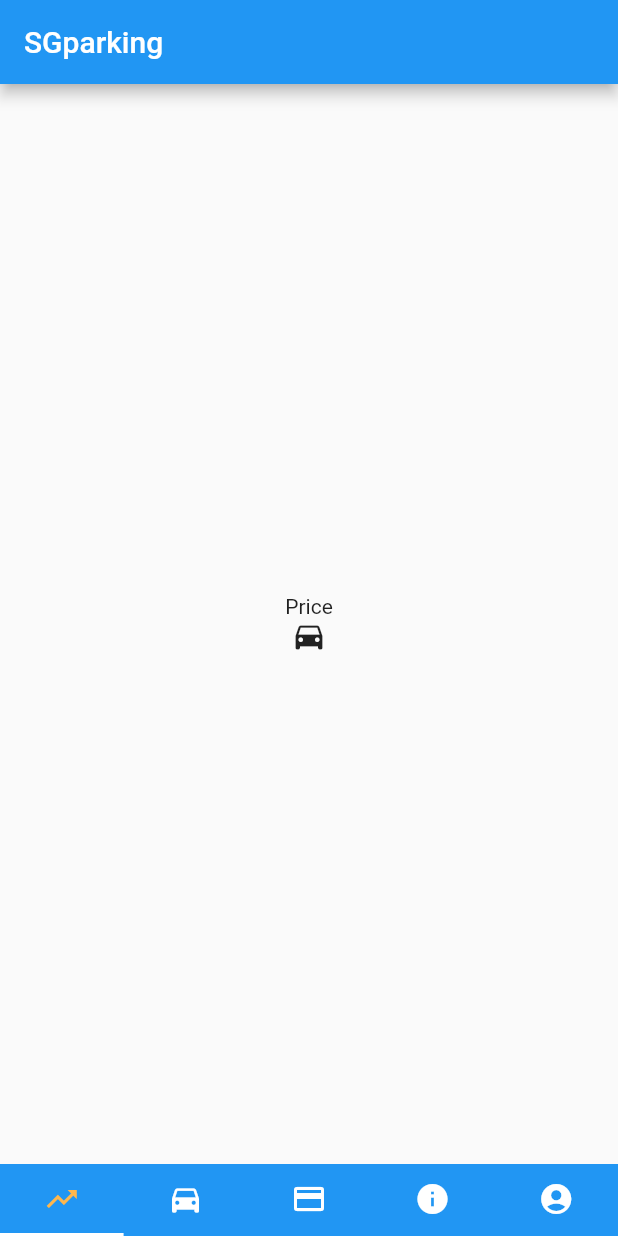
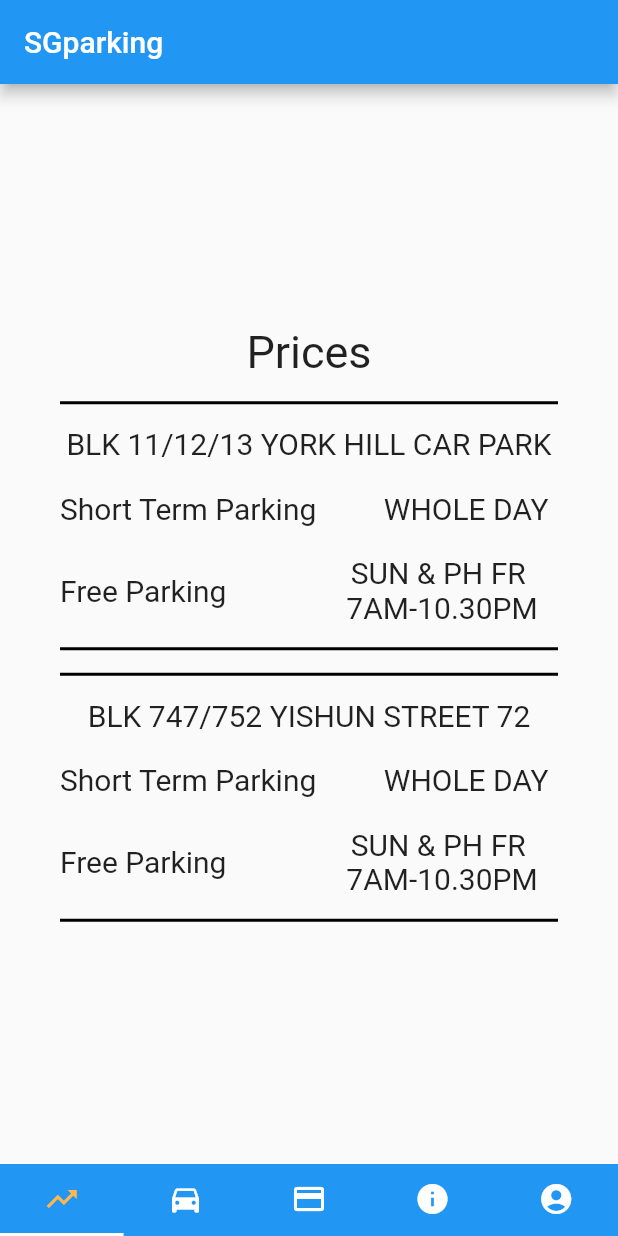
Before and after one commit to DarrionOWZ/Flutter-Project, a Flutter app: the screen it shows after launch, after a tap on "Submit", on a phone screen of 412 x 824 dp. Run offline on Flutter 3.47's test engine with Material 2 defaults, Android fonts, the phone set to English and light mode, and no system bars; our stand-ins replace flutter_html, geolocator; missing offline and left inert: onemapsg; network calls fail.

Commit message:
Initial Commit

```diff
--- a/lib/CarPark.dart
+++ b/lib/CarPark.dart
@@ -1,9 +1,10 @@
 import 'package:flutter/material.dart';
 import 'package:flutter_html/flutter_html.dart';
 import 'package:geolocator/geolocator.dart';
+import 'package:onemapsg/onemapsg.dart';
 
 class CarPark extends StatelessWidget {
-  Position CurrentPosition;
+  Position currentPosition;
 
   @override
   Widget build(BuildContext context) {
@@ -12,7 +13,7 @@ class CarPark extends StatelessWidget {
         mainAxisAlignment: MainAxisAlignment.center,
         children: <Widget>[
           new Image.network(
-              'https://developers.onemap.sg/commonapi/staticmap/getStaticImage?layerchosen=default&lat=${CurrentPosition.latitude}&lng=${CurrentPosition.longitude}&zoom=16&height=512&width=512&polygons=&lines=&points=&color=&fillColor='),
+              'https://developers.onemap.sg/commonapi/staticmap/getStaticImage?layerchosen=default&lat=1.28666009534058&lng=103.837643678463&zoom=16&height=512&width=512&polygons=&lines=&points=&color=&fillColor='),
         ],
       ),
     );
--- a/lib/Price.dart
+++ b/lib/Price.dart
@@ -5,13 +5,108 @@ class Price extends StatelessWidget {
   @override
   Widget build(BuildContext context) {
     return Container(
+      padding: EdgeInsets.all(40.0),
       child: new Column(
         mainAxisAlignment: MainAxisAlignment.center,
         children: <Widget>[
-          new Text(
-            'Price',
+          Text(
+            'Prices',
+            style: TextStyle(fontSize: 30.0),
           ),
-          Icon(Icons.directions_car),
+          SizedBox(height: 15.0),
+          Container(
+            padding: EdgeInsets.fromLTRB(0, 15.0, 0, 15.0),
+            decoration: BoxDecoration(
+                border: Border(
+                    bottom: BorderSide(width: 2.0, color: Colors.black),
+                    top: BorderSide(width: 2.0, color: Colors.black))),
+            child: Column(
+              children: [
+                Text('BLK 11/12/13 YORK HILL CAR PARK',
+                    style: TextStyle(fontSize: 20.0)),
+                SizedBox(
+                  height: 20.0,
+                ),
+                Row(
+                  children: [
+                    Text('Short Term Parking',
+                        style: TextStyle(fontSize: 20.0)),
+                    SizedBox(
+                      width: 45,
+                    ),
+                    Text('WHOLE DAY', style: TextStyle(fontSize: 20.0))
+                  ],
+                ),
+                SizedBox(
+                  height: 20.0,
+                ),
+                Row(
+                  children: [
+                    Text('Free Parking', style: TextStyle(fontSize: 20.0)),
+                    SizedBox(
+                      width: 75.0,
+                    ),
+                    Column(
+                      children: [
+                        Text('SUN & PH FR', style: TextStyle(fontSize: 20.0)),
+                        Text(
+                          ' 7AM-10.30PM',
+                          style: TextStyle(fontSize: 20.0),
+                        )
+                      ],
+                    )
+                  ],
+                ),
+              ],
+            ),
+          ),
+          SizedBox(height: 15.0),
+          Container(
+            padding: EdgeInsets.fromLTRB(0, 15.0, 0, 15.0),
+            decoration: BoxDecoration(
+                border: Border(
+                    bottom: BorderSide(width: 2.0, color: Colors.black),
+                    top: BorderSide(width: 2.0, color: Colors.black))),
+            child: Column(
+              children: [
+                Text('BLK 747/752 YISHUN STREET 72',
+                    style: TextStyle(fontSize: 20.0)),
+                SizedBox(
+                  height: 20.0,
+                ),
+                Row(
+                  children: [
+                    Text('Short Term Parking',
+                        style: TextStyle(fontSize: 20.0)),
+                    SizedBox(
+                      width: 45,
+                    ),
+                    Text('WHOLE DAY', style: TextStyle(fontSize: 20.0))
+                  ],
+                ),
+                SizedBox(
+                  height: 20.0,
+                ),
+                Row(
+                  children: [
+                    Text('Free Parking', style: TextStyle(fontSize: 20.0)),
+                    SizedBox(
+                      width: 75.0,
+                    ),
+                    Column(
+                      children: [
+                        Text('SUN & PH FR', style: TextStyle(fontSize: 20.0)),
+                        Text(
+                          ' 7AM-10.30PM',
+                          style: TextStyle(fontSize: 20.0),
+                        )
+                      ],
+                    )
+                  ],
+                ),
+              ],
+            ),
+          ),
         ],
       ),
     );
--- a/pubspec.yaml
+++ b/pubspec.yaml
@@ -26,6 +26,7 @@ dependencies:
   http: ^0.12.2
   flutter_html: ^1.2.0
   geolocator: ^6.2.0
+  onemapsg: ^1.0.0
 
 
   # The following adds the Cupertino Icons font to your application.
```
Also changed, not shown: pubspec.lock.
